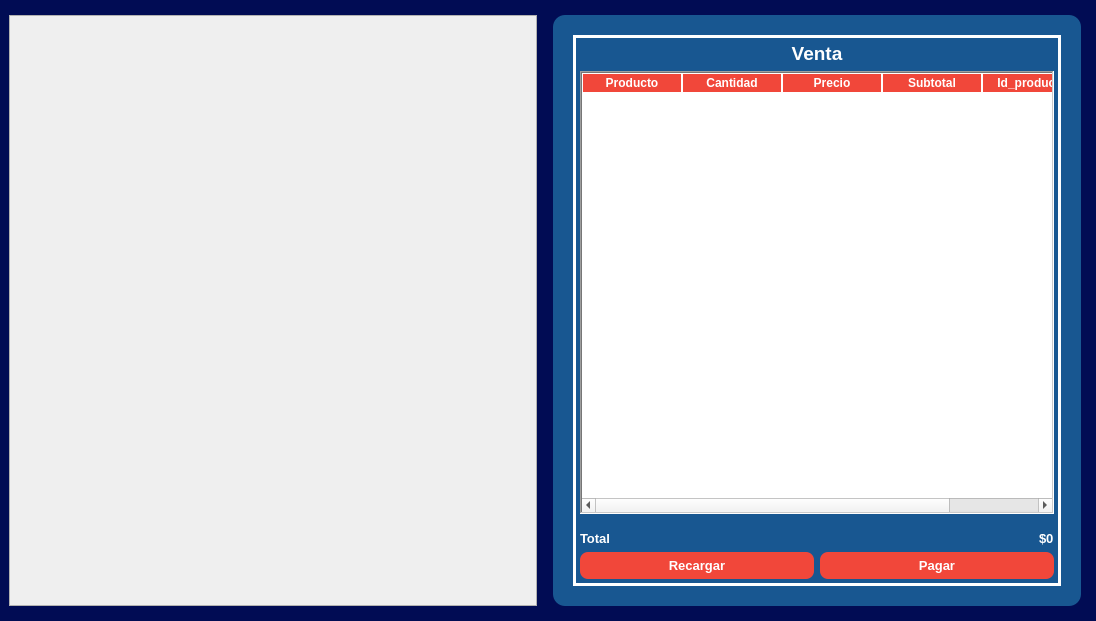
Old version of the form RawInterfaces/Venta.ui in the repository Ventthos/PollosExpress.
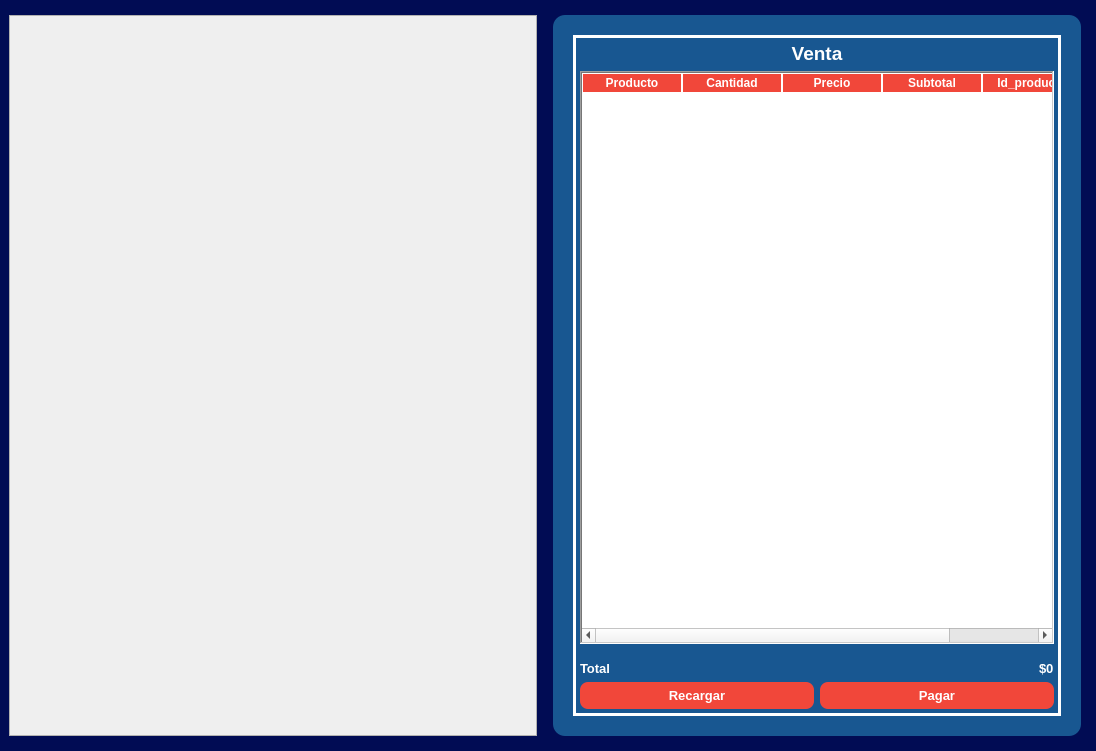
New version of the form.

Diff of the .ui file:
```diff
--- a/RawInterfaces/Venta.ui
+++ b/RawInterfaces/Venta.ui
@@ -7,7 +7,7 @@
     <x>0</x>
     <y>0</y>
     <width>1096</width>
-    <height>621</height>
+    <height>751</height>
    </rect>
   </property>
   <property name="windowTitle">
@@ -60,7 +60,7 @@
          <x>0</x>
          <y>0</y>
          <width>526</width>
-         <height>589</height>
+         <height>719</height>
         </rect>
        </property>
        <property name="styleSheet">
```
